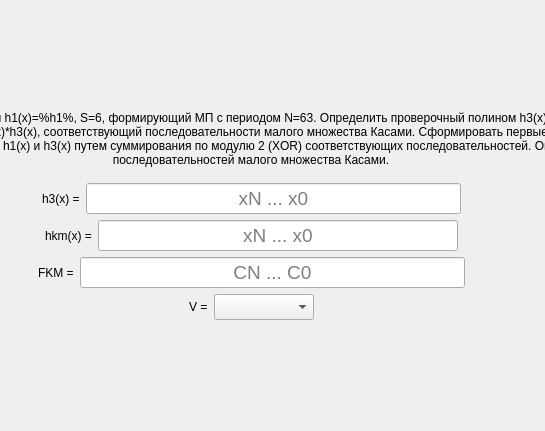
This is task/screentask7.ui in bukhmastov/fpsp as Qt 5 draws it before an edit; both pictures show x 165 to 710 and y 0 to 431 of the 832 by 431 pixel window. The edited form follows.
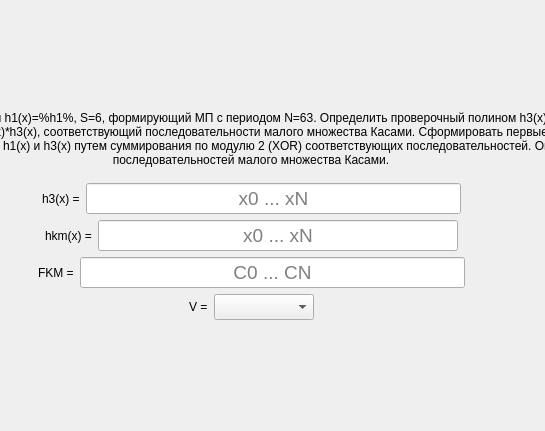
This is the edited form.

```diff
--- a/task/screentask7.ui
+++ b/task/screentask7.ui
@@ -124,7 +124,7 @@
           <set>Qt::AlignCenter</set>
          </property>
          <property name="placeholderText">
-          <string>xN ... x0</string>
+          <string>x0 ... xN</string>
          </property>
         </widget>
        </item>
@@ -194,7 +194,7 @@
           <set>Qt::AlignCenter</set>
          </property>
          <property name="placeholderText">
-          <string>xN ... x0</string>
+          <string>x0 ... xN</string>
          </property>
         </widget>
        </item>
@@ -264,7 +264,7 @@
           <set>Qt::AlignCenter</set>
          </property>
          <property name="placeholderText">
-          <string>CN ... C0</string>
+          <string>C0 ... CN</string>
          </property>
         </widget>
        </item>
```
